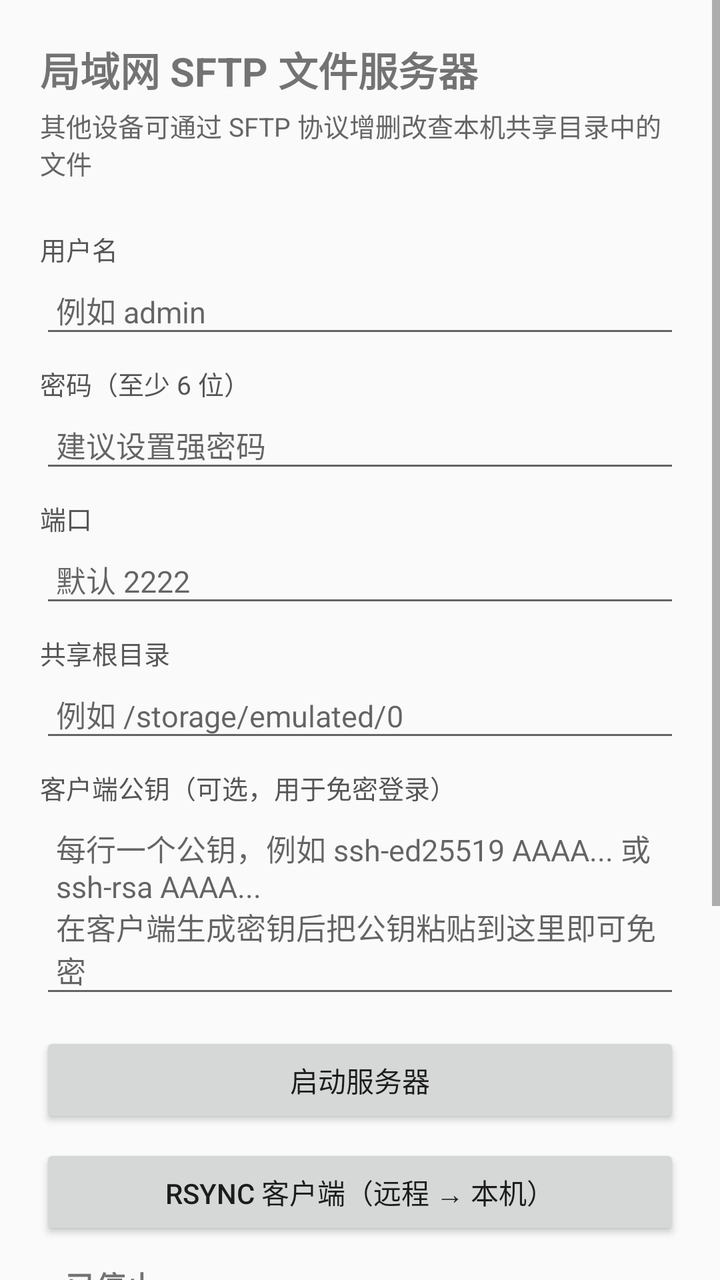
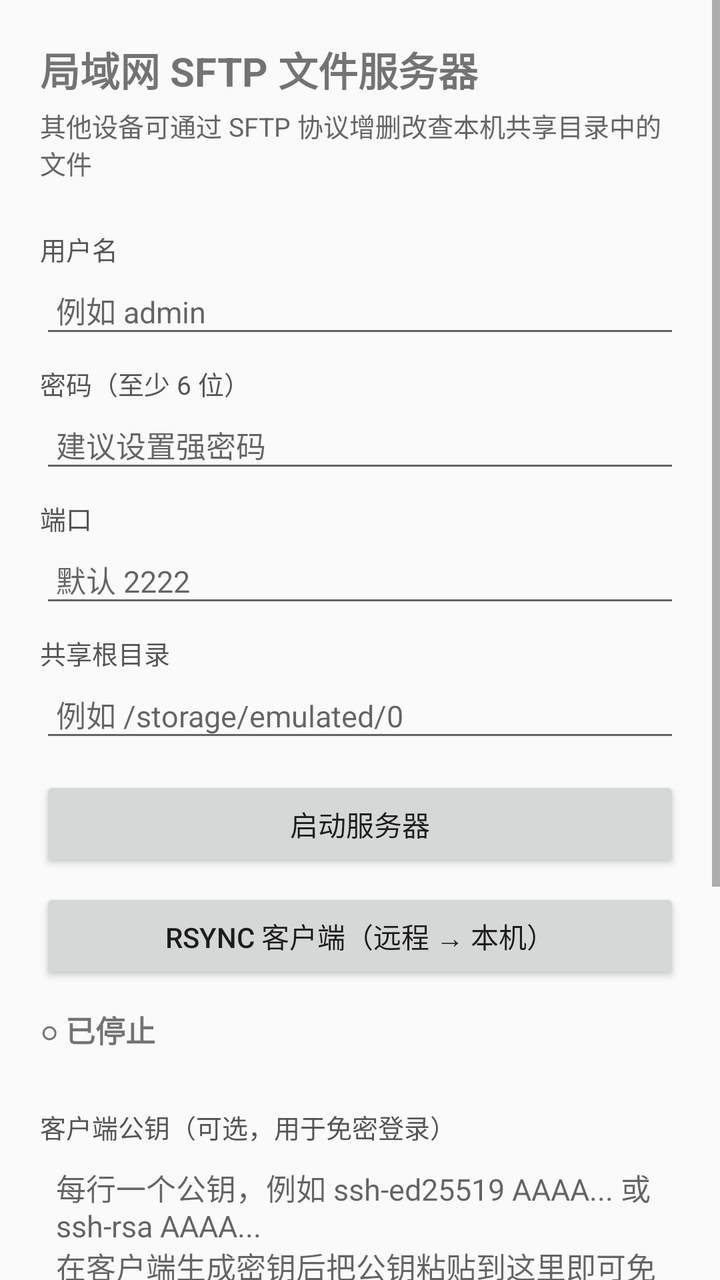

Before-and-after screenshots of an Android layout around one commit, followed by the original layout XML and the change that was made.
<!-- AndroidManifest.xml: application theme Theme.LanSftp -->
<!-- res/layout/activity_main.xml -->
<?xml version="1.0" encoding="utf-8"?>
<ScrollView xmlns:android="http://schemas.android.com/apk/res/android"
    android:layout_width="match_parent"
    android:layout_height="match_parent"
    android:fillViewport="true">

    <LinearLayout
        android:layout_width="match_parent"
        android:layout_height="wrap_content"
        android:orientation="vertical"
        android:padding="20dp">

        <TextView
            android:layout_width="wrap_content"
            android:layout_height="wrap_content"
            android:text="局域网 SFTP 文件服务器"
            android:textSize="20sp"
            android:textStyle="bold"
            android:paddingBottom="4dp" />

        <TextView
            android:layout_width="match_parent"
            android:layout_height="wrap_content"
            android:text="其他设备可通过 SFTP 协议增删改查本机共享目录中的文件"
            android:textSize="13sp"
            android:textColor="#666666"
            android:paddingBottom="16dp" />

        <TextView style="@style/Label" android:text="用户名" />
        <EditText
            android:id="@+id/etUser"
            style="@style/Input"
            android:hint="例如 admin"
            android:inputType="text" />

        <TextView style="@style/Label" android:text="密码（至少 6 位）" />
        <EditText
            android:id="@+id/etPass"
            style="@style/Input"
            android:hint="建议设置强密码"
            android:inputType="textPassword" />

        <TextView style="@style/Label" android:text="端口" />
        <EditText
            android:id="@+id/etPort"
            style="@style/Input"
            android:hint="默认 2222"
            android:inputType="number" />

        <TextView style="@style/Label" android:text="共享根目录" />
        <EditText
            android:id="@+id/etRoot"
            style="@style/Input"
            android:hint="例如 /storage/emulated/0"
            android:inputType="text" />

        <TextView style="@style/Label" android:text="客户端公钥（可选，用于免密登录）" />
        <EditText
            android:id="@+id/etKeys"
            style="@style/Input"
            android:hint="每行一个公钥，例如 ssh-ed25519 AAAA... 或 ssh-rsa AAAA...\n在客户端生成密钥后把公钥粘贴到这里即可免密"
            android:inputType="textMultiLine"
            android:minLines="3"
            android:gravity="top|start" />

        <Button
            android:id="@+id/btnToggle"
            android:layout_width="match_parent"
            android:layout_height="wrap_content"
            android:layout_marginTop="12dp"
            android:text="启动服务器" />

        <Button
            android:id="@+id/btnRsyncClient"
            android:layout_width="match_parent"
            android:layout_height="wrap_content"
            android:layout_marginTop="8dp"
            android:text="rsync 客户端（远程 → 本机）" />

        <TextView
            android:id="@+id/tvStatus"
            android:layout_width="match_parent"
            android:layout_height="wrap_content"
            android:layout_marginTop="12dp"
            android:text="○ 已停止"
            android:textSize="15sp"
            android:textStyle="bold"
            android:textIsSelectable="true" />

        <TextView
            android:layout_width="match_parent"
            android:layout_height="wrap_content"
            android:layout_marginTop="20dp"
            android:text="使用说明：\n1. 手机与电脑连接同一 WiFi / 局域网\n2. 启动服务器，记下屏幕上的连接地址\n3. 电脑使用任意 SFTP 客户端连接，如 FileZilla、WinSCP、终端 sftp 命令：\n   sftp 用户名@手机IP -P 端口\n4. 连接后可上传、下载、删除、重命名、新建文件夹\n\n安全提示：请务必修改默认密码；仅建议在可信局域网内使用，不要将端口暴露到公网。"
            android:textSize="13sp"
            android:textColor="#444444"
            android:lineSpacingExtra="3dp" />
    </LinearLayout>
</ScrollView>
<!-- resources referenced by this layout -->
<resources>
  <style name="Input">
          <item name="android:layout_width">match_parent</item>
          <item name="android:layout_height">wrap_content</item>
          <item name="android:padding">8dp</item>
          <item name="android:textSize">15sp</item>
      </style>
  <style name="Label">
          <item name="android:layout_width">wrap_content</item>
          <item name="android:layout_height">wrap_content</item>
          <item name="android:textSize">13sp</item>
          <item name="android:textColor">#555555</item>
          <item name="android:paddingTop">8dp</item>
          <item name="android:paddingBottom">2dp</item>
      </style>
  <style name="Theme.LanSftp" parent="Theme.AppCompat.Light.DarkActionBar" />
</resources>

<!-- the commit's change to res/layout/activity_main.xml (unified diff, before → after) -->
@@ -54,15 +54,6 @@
             android:hint="例如 /storage/emulated/0"
             android:inputType="text" />
 
-        <TextView style="@style/Label" android:text="客户端公钥（可选，用于免密登录）" />
-        <EditText
-            android:id="@+id/etKeys"
-            style="@style/Input"
-            android:hint="每行一个公钥，例如 ssh-ed25519 AAAA... 或 ssh-rsa AAAA...\n在客户端生成密钥后把公钥粘贴到这里即可免密"
-            android:inputType="textMultiLine"
-            android:minLines="3"
-            android:gravity="top|start" />
-
         <Button
             android:id="@+id/btnToggle"
             android:layout_width="match_parent"
@@ -87,6 +78,17 @@
             android:textStyle="bold"
             android:textIsSelectable="true" />
 
+        <TextView style="@style/Label"
+            android:layout_marginTop="20dp"
+            android:text="客户端公钥（可选，用于免密登录）" />
+        <EditText
+            android:id="@+id/etKeys"
+            style="@style/Input"
+            android:hint="每行一个公钥，例如 ssh-ed25519 AAAA... 或 ssh-rsa AAAA...\n在客户端生成密钥后把公钥粘贴到这里即可免密"
+            android:inputType="textMultiLine"
+            android:minLines="3"
+            android:gravity="top|start" />
+
         <TextView
             android:layout_width="match_parent"
             android:layout_height="wrap_content"
